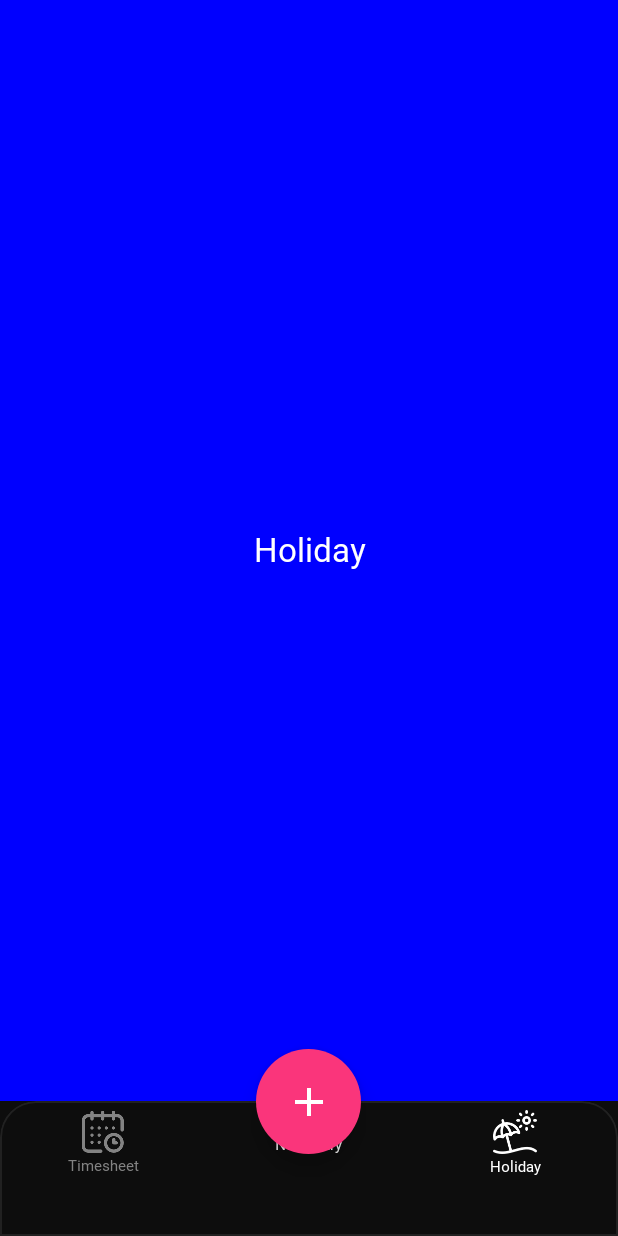
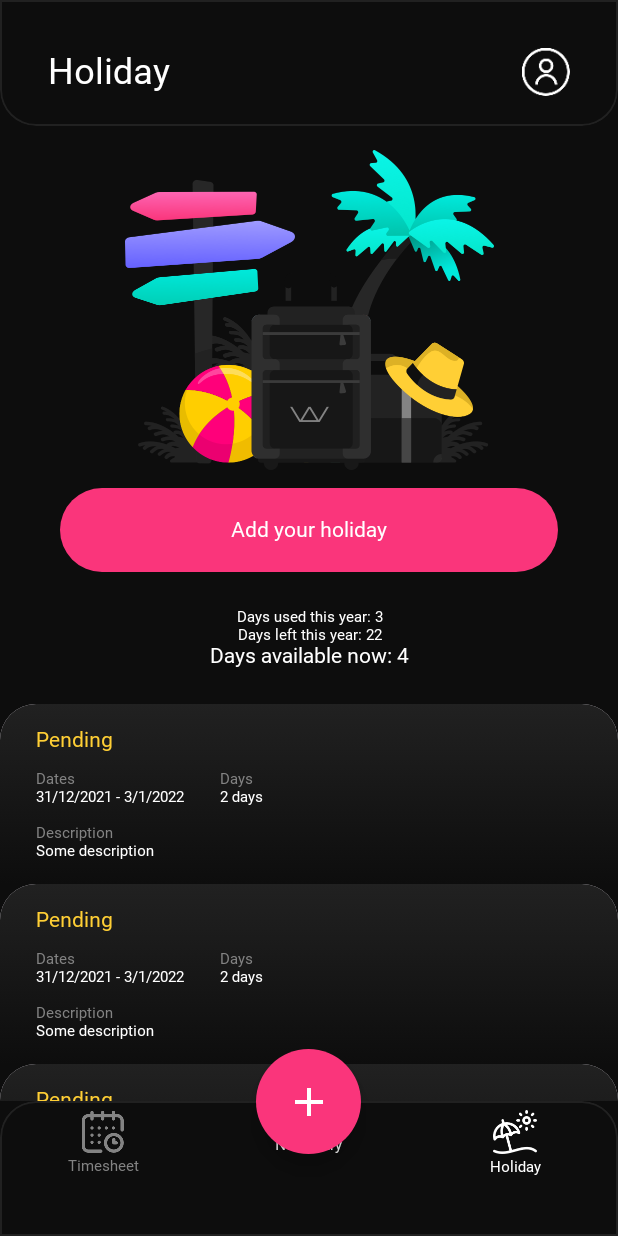
Before and after one commit to valentinbrad-wolfpack/TimeTracker, an Android app built with Jetpack Compose: the HolidayScreen screen opened through its navigation route, on a phone screen of 412 x 824 dp. Run offline under Robolectric (Android 15) with nearby library versions, the phone set to English and light mode, and no system bars; our stand-ins replace Dagger/Hilt's generated code; Roboto replaces fonts that are not available here.

Commit message:
Holiday screen UI

```diff
--- a/app/src/main/java/com/example/timetracker/presentation/holiday/HolidayScreen.kt
+++ b/app/src/main/java/com/example/timetracker/presentation/holiday/HolidayScreen.kt
@@ -1,36 +1,53 @@
 package com.example.timetracker.presentation.holiday
 
 import androidx.compose.foundation.background
-import androidx.compose.foundation.layout.Column
 import androidx.compose.foundation.layout.fillMaxSize
-import androidx.compose.foundation.layout.wrapContentSize
-import androidx.compose.material3.Text
 import androidx.compose.runtime.Composable
 import androidx.compose.ui.Alignment
 import androidx.compose.ui.Modifier
-import androidx.compose.ui.graphics.Color
-import androidx.compose.ui.text.style.TextAlign
 import androidx.navigation.NavController
-import com.example.timetracker.presentation.ui.theme.TextSizes
-import com.example.timetracker.presentation.ui.theme.VioletRed
-import com.example.timetracker.presentation.ui.theme.White
+import androidx.compose.foundation.layout.Spacer
+import androidx.compose.foundation.layout.height
+import androidx.compose.foundation.lazy.LazyColumn
+import androidx.compose.foundation.lazy.items
+import androidx.compose.material3.MaterialTheme
+import androidx.compose.ui.res.stringResource
+import androidx.compose.ui.tooling.preview.Preview
+import androidx.navigation.compose.rememberNavController
+import com.example.timetracker.R
+import com.example.timetracker.presentation.common.components.TopBar
+import com.example.timetracker.presentation.holiday.components.HolidayDetailsSection
+import com.example.timetracker.presentation.holiday.components.HolidayListItem
+import com.example.timetracker.presentation.ui.theme.Dimens
+import com.example.timetracker.presentation.ui.theme.TimeTrackerTheme
 
 @Composable
 fun HolidayScreen(
     navController: NavController
 ) {
-    Column(
+    LazyColumn(
         modifier = Modifier
             .fillMaxSize()
-            .background(Color.Blue)
-            .wrapContentSize(Alignment.Center)
+            .background(MaterialTheme.colorScheme.background),
+        horizontalAlignment = Alignment.CenterHorizontally
     ) {
-        Text(
-            text = "Holiday",
-            color = White,
-            modifier = Modifier.align(Alignment.CenterHorizontally),
-            textAlign = TextAlign.Center,
-            fontSize = TextSizes.SIZE_22
-        )
+        item {
+            TopBar(title = stringResource(id = R.string.holiday_label), onProfileClicked = {})
+            Spacer(modifier = Modifier.height(Dimens.DIMEN_16))
+            HolidayDetailsSection()
+            Spacer(modifier = Modifier.height(Dimens.DIMEN_24))
+        }
+        items(listOf(1, 2, 3)) { entries ->
+            HolidayListItem()
+        }
     }
 }
+
+@Preview
+@Composable
+fun HolidayScreenPreview() {
+    TimeTrackerTheme {
+        val navController = rememberNavController()
+        HolidayScreen(navController)
+    }
+}
--- /dev/null
+++ b/app/src/main/java/com/example/timetracker/presentation/holiday/components/HolidayDetailsSection.kt
@@ -0,0 +1,79 @@
+package com.example.timetracker.presentation.holiday.components
+
+import androidx.compose.foundation.Image
+import androidx.compose.foundation.background
+import androidx.compose.foundation.layout.Spacer
+import androidx.compose.foundation.layout.fillMaxWidth
+import androidx.compose.foundation.layout.height
+import androidx.compose.foundation.layout.padding
+import androidx.compose.foundation.layout.wrapContentSize
+import androidx.compose.material3.Button
+import androidx.compose.material3.ButtonDefaults
+import androidx.compose.material3.MaterialTheme
+import androidx.compose.material3.Text
+import androidx.compose.runtime.Composable
+import androidx.compose.ui.Modifier
+import androidx.compose.ui.graphics.Color
+import androidx.compose.ui.res.painterResource
+import androidx.compose.ui.res.stringResource
+import androidx.compose.ui.text.style.TextAlign
+import com.example.timetracker.R
+import com.example.timetracker.presentation.ui.theme.Dimens
+import com.example.timetracker.presentation.ui.theme.Paddings
+import com.example.timetracker.presentation.ui.theme.Shapes
+import com.example.timetracker.presentation.ui.theme.White
+
+@Composable
+fun HolidayDetailsSection(
+    modifier: Modifier = Modifier
+) {
+    Image(
+        painter = painterResource(id = R.drawable.bg_holidays),
+        contentDescription = null,
+        modifier = modifier
+            .wrapContentSize()
+            .padding(horizontal = Paddings.PADDING_40)
+    )
+    Spacer(modifier = Modifier.height(Dimens.DIMEN_12))
+    Button(
+        modifier = modifier
+            .fillMaxWidth()
+            .height(Dimens.DIMEN_56)
+            .padding(horizontal = Paddings.PADDING_40),
+        colors = ButtonDefaults.buttonColors(
+            containerColor = MaterialTheme.colorScheme.primary,
+        ),
+        shape = Shapes.large, onClick = {}
+    ) {
+        Text(
+            modifier = Modifier.background(
+                color = Color.Transparent, shape = Shapes.large
+            ),
+            text = stringResource(id = R.string.add_your_holiday),
+            color = White,
+            style = MaterialTheme.typography.labelSmall
+        )
+    }
+    Spacer(modifier = Modifier.height(Dimens.DIMEN_24))
+    Text(
+        modifier = modifier.padding(horizontal = Paddings.PADDING_40),
+        text = stringResource(id = R.string.days_used, 3),
+        style = MaterialTheme.typography.bodySmall,
+        textAlign = TextAlign.Center,
+        color = MaterialTheme.colorScheme.onBackground
+    )
+    Text(
+        modifier = modifier.padding(horizontal = Paddings.PADDING_40),
+        text = stringResource(id = R.string.days_left, 22),
+        style = MaterialTheme.typography.bodySmall,
+        textAlign = TextAlign.Center,
+        color = MaterialTheme.colorScheme.onBackground
+    )
+    Text(
+        modifier = modifier.padding(horizontal = Paddings.PADDING_40),
+        text = stringResource(id = R.string.days_available_now, 4),
+        style = MaterialTheme.typography.headlineSmall,
+        textAlign = TextAlign.Center,
+        color = MaterialTheme.colorScheme.onBackground
+    )
+}
--- /dev/null
+++ b/app/src/main/java/com/example/timetracker/presentation/holiday/components/HolidayListItem.kt
@@ -0,0 +1,83 @@
+package com.example.timetracker.presentation.holiday.components
+
+import androidx.compose.foundation.background
+import androidx.compose.foundation.layout.Column
+import androidx.compose.foundation.layout.Row
+import androidx.compose.foundation.layout.Spacer
+import androidx.compose.foundation.layout.fillMaxWidth
+import androidx.compose.foundation.layout.height
+import androidx.compose.foundation.layout.padding
+import androidx.compose.foundation.layout.width
+import androidx.compose.material.Text
+import androidx.compose.material3.Card
+import androidx.compose.material3.MaterialTheme
+import androidx.compose.runtime.Composable
+import androidx.compose.ui.Modifier
+import androidx.compose.ui.graphics.Brush
+import androidx.compose.ui.res.pluralStringResource
+import androidx.compose.ui.res.stringResource
+import androidx.compose.ui.tooling.preview.Preview
+import com.example.timetracker.R
+import com.example.timetracker.presentation.common.components.LabelValueComponent
+import com.example.timetracker.presentation.ui.theme.Dimens
+import com.example.timetracker.presentation.ui.theme.Paddings
+import com.example.timetracker.presentation.ui.theme.TopShapes
+
+@Composable
+fun HolidayListItem(
+    modifier: Modifier = Modifier
+) {
+    Card(
+        modifier = modifier.fillMaxWidth(),
+        shape = TopShapes.large
+    ) {
+        Column(
+            modifier = modifier
+                .fillMaxWidth()
+                .background(
+                    brush = Brush.verticalGradient(
+                        colors = listOf(
+                            MaterialTheme.colorScheme.surface,
+                            MaterialTheme.colorScheme.background
+                        )
+                    )
+                )
+                .padding(vertical = Paddings.PADDING_16, horizontal = Paddings.PADDING_24)
+        ) {
+            Text(
+                text = "Pending",
+                style = MaterialTheme.typography.bodyLarge,
+                color = MaterialTheme.colorScheme.tertiaryContainer
+            )
+            Spacer(modifier = Modifier.height(Dimens.DIMEN_12))
+            Row {
+                LabelValueComponent(
+                    modifier,
+                    stringResource(id = R.string.dates_label),
+                    stringResource(
+                        id = R.string.start_end_date,
+                        "31/12/2021",
+                        "3/1/2022"
+                    )
+                )
+                Spacer(modifier = Modifier.width(Dimens.DIMEN_24))
+                LabelValueComponent(
+                    modifier,
+                    stringResource(id = R.string.days_label),
+                    pluralStringResource(id = R.plurals.days, 2, 2)
+                )
+            }
+            Spacer(modifier = Modifier.height(Dimens.DIMEN_12))
+            LabelValueComponent(
+                modifier,
+                stringResource(id = R.string.description_label), "Some description"
+            )
+        }
+    }
+}
+
+@Preview
+@Composable
+fun HolidayListItemPreview() {
+    HolidayListItem()
+}
--- a/app/src/main/java/com/example/timetracker/presentation/ui/theme/Theme.kt
+++ b/app/src/main/java/com/example/timetracker/presentation/ui/theme/Theme.kt
@@ -22,6 +22,7 @@ private val DarkColorScheme = darkColorScheme(
     onSecondary = White,
     tertiary = RobinEggBlue,
     onTertiary = White,
+    tertiaryContainer = Sunglow,
     surface = DarkGray,
     onSurface = White,
     background = CodGray,
@@ -36,6 +37,7 @@ private val LightColorScheme = lightColorScheme(
     secondary = Gray,
     onSecondary = White,
     tertiary = RobinEggBlue,
+    tertiaryContainer = Sunglow,
     onTertiary = White,
     surface = DarkGray,
     onSurface = White,
--- a/app/src/main/res/values/strings.xml
+++ b/app/src/main/res/values/strings.xml
@@ -35,8 +35,24 @@
     <string name="hours_label">Hours</string>
     <string name="date_label">Date</string>
 
+    //Holiday
+    <string name="add_your_holiday">Add your holiday</string>
+    <string name="days_used">Days used this year: %d</string>
+    <string name="days_left">Days left this year: %d</string>
+    <string name="days_available_now">Days available now: %d</string>
+    <string name="dates_label">Dates</string>
+    <string name="days_label">Days</string>
+    <string name="description_label">Description</string>
+    <string name="start_end_date">%s - %s</string>
+
     <!--Plurals-->
     <plurals name="tracked_hours">
         <item quantity="one">%s hour</item>
         <item quantity="other">%s hours</item>
-    </plurals></resources>
+    </plurals>
+    <plurals name="days">
+        <item quantity="one">%s day</item>
+        <item quantity="other">%s days</item>
+    </plurals>
+
+</resources>
```
